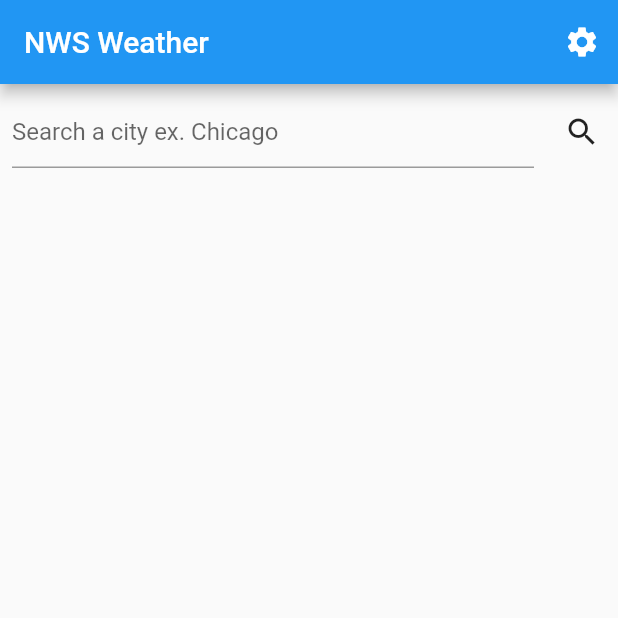
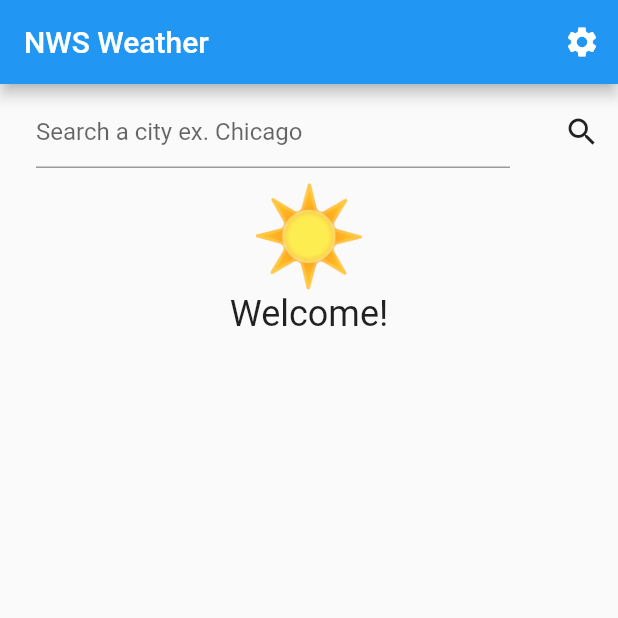
Before and after one commit to hnabbasi/flutter_bloc_weather, a Flutter app: the screen it shows after launch, after a tap on the "search" icon, on a phone screen of 412 x 824 dp, the top half of it. Run offline on Flutter 3.47's test engine with Material 2 defaults, Android fonts, the phone set to English and light mode, and no system bars; our stand-ins replace bloc, equatable, flutter_bloc, google_fonts, hydrated_bloc; missing offline and left inert: flutter_services_binding.

Commit message:
Moved the search bar

```diff
--- /dev/null
+++ b/lib/search/search.dart
@@ -0,0 +1,38 @@
+import 'package:flutter/material.dart';
+import 'package:flutter_bloc/flutter_bloc.dart';
+import 'package:practical_weather/weather/cubit/weather_cubit.dart';
+
+class SearchView extends StatelessWidget {
+  final TextEditingController _textController = TextEditingController();
+
+  SearchView({Key? key}) : super(key: key);
+
+  String get _text => _textController.text;
+
+  @override
+  Widget build(BuildContext context) {
+    final theme = Theme.of(context);
+    return Row(
+      children: [
+        Expanded(
+          child: Padding(
+            padding: const EdgeInsets.fromLTRB(24, 8, 24, 8),
+            child: TextField(
+              controller: _textController,
+              decoration: const InputDecoration(
+                hintText: 'Search a city ex. Chicago',
+              ),
+            ),
+          ),
+        ),
+        IconButton(
+          key: const Key('searchPage_search_iconButton'),
+          icon: const Icon(Icons.search),
+          onPressed: () async {
+            await context.read<WeatherCubit>().fetchWeather(_text);
+          },
+        )
+      ],
+    );
+  }
+}
--- a/lib/weather/cubit/weather_state.dart
+++ b/lib/weather/cubit/weather_state.dart
@@ -12,19 +12,19 @@ extension WeatherStatusX on WeatherStatus {
 @JsonSerializable()
 class WeatherState extends Equatable {
   final WeatherStatus status;
-  final Weather weather;// = Weather.empty;
+  final Weather weather;
   final TemperatureUnits temperatureUnits;
 
-  WeatherState({
-    this.status = WeatherStatus.initial,
-    this.temperatureUnits = TemperatureUnits.celsius,
-    Weather? weather
-  }) : weather = weather ?? Weather.empty;
+  WeatherState(
+      {this.status = WeatherStatus.initial,
+      this.temperatureUnits = TemperatureUnits.celsius,
+      Weather? weather})
+      : weather = weather ?? Weather.empty;
 
-  WeatherState copyWith({
-    WeatherStatus? status,
-    TemperatureUnits? temperatureUnits,
-    Weather? weather}) {
+  WeatherState copyWith(
+      {WeatherStatus? status,
+      TemperatureUnits? temperatureUnits,
+      Weather? weather}) {
     return WeatherState(
       status: status ?? this.status,
       temperatureUnits: temperatureUnits ?? this.temperatureUnits,
@@ -32,7 +32,8 @@ class WeatherState extends Equatable {
     );
   }
 
-  factory WeatherState.fromJson(Map<String, dynamic> json) => _$WeatherStateFromJson(json);
+  factory WeatherState.fromJson(Map<String, dynamic> json) =>
+      _$WeatherStateFromJson(json);
   Map<String, dynamic> toJson() => _$WeatherStateToJson(this);
 
   @override
--- a/lib/weather/views/weather_page.dart
+++ b/lib/weather/views/weather_page.dart
@@ -1,5 +1,6 @@
 import 'package:flutter/material.dart';
 import 'package:flutter_bloc/flutter_bloc.dart';
+import 'package:practical_weather/search/search.dart';
 import 'package:practical_weather/settings/settings_page.dart';
 import 'package:practical_weather/theme/cubit/theme_cubit.dart';
 import 'package:practical_weather/weather/cubit/weather_cubit.dart';
@@ -33,7 +34,12 @@ class WeatherView extends StatelessWidget {
             ),
           ],
         ),
-      body: Center(
+        body: Column(
+          mainAxisSize: MainAxisSize.min,
+          crossAxisAlignment: CrossAxisAlignment.center,
+          children: [
+            SearchView(),
+            Center(
               child: BlocConsumer<WeatherCubit, WeatherState>(
                 listener: (context, state) {
                   if (state.status.isSuccess) {
@@ -43,7 +49,7 @@ class WeatherView extends StatelessWidget {
                 builder: (context, state) {
                   switch (state.status) {
                     case WeatherStatus.initial:
-                return WeatherSearch();
+                      return WeatherInitial();
                     case WeatherStatus.loading:
                       return const WeatherLoading();
                     case WeatherStatus.success:
@@ -60,7 +66,8 @@ class WeatherView extends StatelessWidget {
                   }
                 },
               ),
-      ),
-    );
+            )
+          ],
+        ));
   }
 }
--- /dev/null
+++ b/lib/weather/widgets/weather_initial.dart
@@ -0,0 +1,21 @@
+import 'package:flutter/material.dart';
+
+class WeatherInitial extends StatelessWidget {
+  const WeatherInitial({Key? key}) : super(key: key);
+
+  @override
+  Widget build(BuildContext context) {
+    final theme = Theme.of(context);
+    return Column(
+      mainAxisSize: MainAxisSize.min,
+      crossAxisAlignment: CrossAxisAlignment.center,
+      children: [
+        const Text('☀️', style: TextStyle(fontSize: 64)),
+        Text(
+          'Welcome!',
+          style: theme.textTheme.headline5,
+        ),
+      ],
+    );
+  }
+}
--- a/lib/weather/widgets/weather_loaded.dart
+++ b/lib/weather/widgets/weather_loaded.dart
@@ -29,34 +29,41 @@ class WeatherPopulated extends StatelessWidget {
             child: Center(
               child: Column(
                 crossAxisAlignment: CrossAxisAlignment.center,
+                mainAxisAlignment: MainAxisAlignment.center,
                 children: [
-                  const SizedBox(height: 48),
-                  _WeatherIcon(/*condition: weather.condition*/),
+                  Row(
+                    mainAxisAlignment: MainAxisAlignment.center,
+                    children: [
+                      _WeatherIcon(/*condition: weather.condition*/),
+                      Text(
+                        weather.formattedTemperature(units),
+                        style: theme.textTheme.headline2?.copyWith(
+                          fontWeight: FontWeight.bold,
+                        ),
+                      ),
+                    ],
+                  ),
+
                   Text(
                     '${weather.location.cityName},${weather.location.stateName}',
-                    style: theme.textTheme.headline2?.copyWith(
+                    style: theme.textTheme.headline6?.copyWith(
                       fontWeight: FontWeight.w200,
                     ),
                   ),
-                  Text(
-                    weather.formattedTemperature(units),
-                    style: theme.textTheme.headline3?.copyWith(
-                      fontWeight: FontWeight.bold,
-                    ),
-                  ),
+                  const SizedBox(height: 48),
                   Text(
                     '''Last Updated at ${TimeOfDay.fromDateTime(DateTime.parse(weather.timestamp)).format(context)}''',
                   ),
-                  SizedBox(height: 48),
-                  OutlinedButton(
-                      child: const Text("Search Again"),
-                      style: OutlinedButton.styleFrom(
-                        primary: Colors.white
-                      ),
-                      onPressed: () {
-                        context.read<WeatherCubit>().reset();
-                      }
-                  )
+                  // SizedBox(height: 48),
+                  // OutlinedButton(
+                  //     child: const Text("Search Again"),
+                  //     style: OutlinedButton.styleFrom(
+                  //       primary: Colors.white
+                  //     ),
+                  //     onPressed: () {
+                  //       context.read<WeatherCubit>().reset();
+                  //     }
+                  // )
                 ],
               ),
             ),
@@ -77,7 +84,7 @@ class _WeatherIcon extends StatelessWidget {
   @override
   Widget build(BuildContext context) {
     return Text(
-      '☀️',//condition.toEmoji,
+      '☀️', //condition.toEmoji,
       style: const TextStyle(fontSize: _iconSize),
     );
   }
--- a/lib/weather/widgets/widgets.dart
+++ b/lib/weather/widgets/widgets.dart
@@ -2,3 +2,4 @@ export 'weather_search.dart';
 export 'weather_error.dart';
 export 'weather_loading.dart';
 export 'weather_loaded.dart';
+export 'weather_initial.dart';
```
Lines whose indentation alone changed are shown as unchanged.
